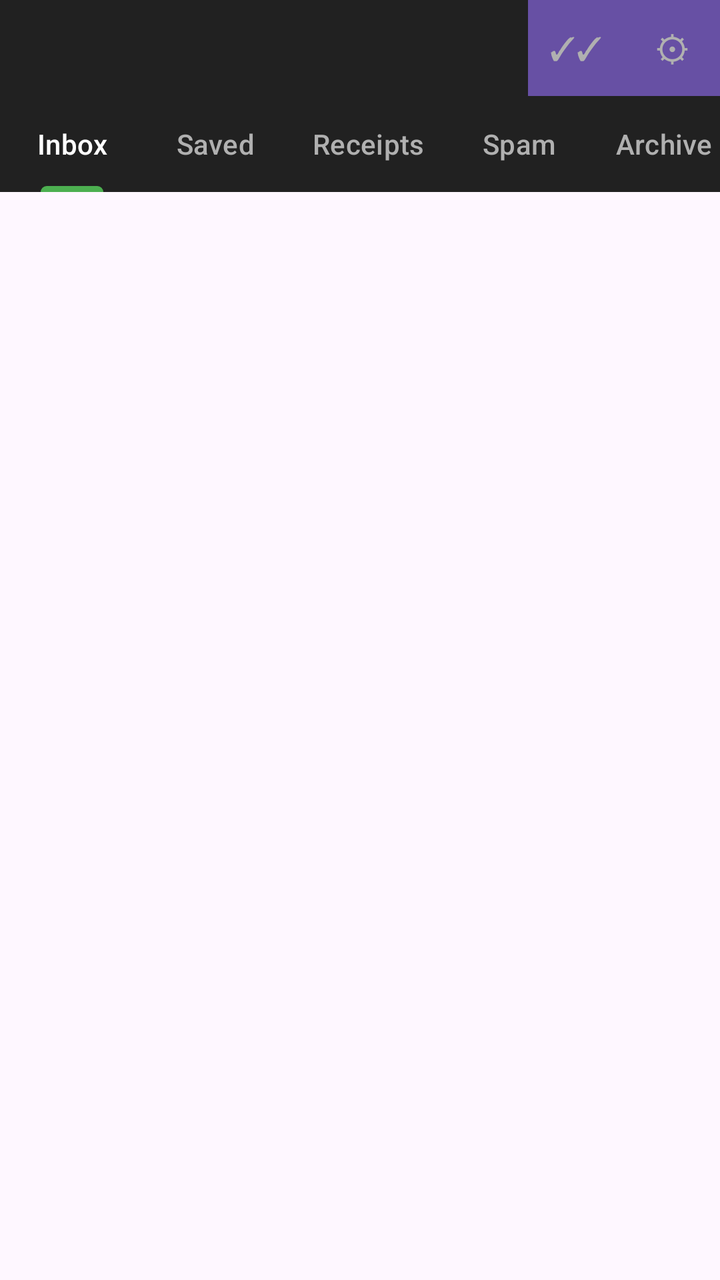
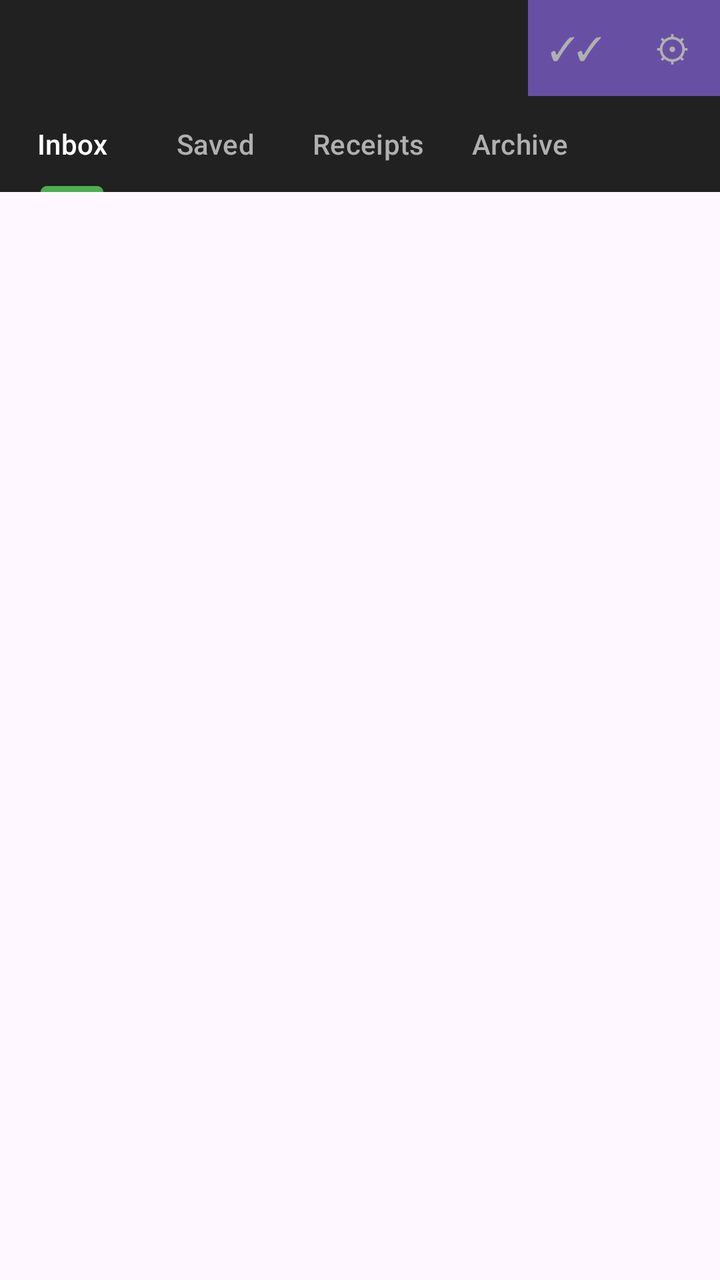

Two renders of the same Android screen: before a commit and after it. Below are the layout's source before the change and the commit's diff.
<!-- AndroidManifest.xml: application theme Theme.Material3.DayNight -->
<!-- res/layout/activity_main.xml -->
<?xml version="1.0" encoding="utf-8"?>
<RelativeLayout xmlns:android="http://schemas.android.com/apk/res/android"
    xmlns:app="http://schemas.android.com/apk/res-auto"
    android:layout_width="match_parent"
    android:layout_height="match_parent">

    
    <RelativeLayout
        android:id="@+id/buttonRowContainer"
        android:layout_width="match_parent"
        android:layout_height="48dp"
        android:layout_alignParentTop="true"
        android:background="#212121">

        <Button
            android:id="@+id/markAllReadButton"
            android:layout_width="48dp"
            android:layout_height="48dp"
            android:layout_toStartOf="@+id/settingsButton"
            android:layout_centerVertical="true"
            android:text="✓✓"
            android:textSize="16sp"
            android:background="#212121"
            android:textColor="#B0B0B0"
            style="?android:attr/borderlessButtonStyle"
            android:minWidth="0dp"
            android:minHeight="0dp"
            android:padding="0dp" />

        <Button
            android:id="@+id/settingsButton"
            android:layout_width="48dp"
            android:layout_height="48dp"
            android:layout_alignParentEnd="true"
            android:layout_centerVertical="true"
            android:text="⚙"
            android:textSize="18sp"
            android:background="#212121"
            android:textColor="#B0B0B0"
            style="?android:attr/borderlessButtonStyle"
            android:minWidth="0dp"
            android:minHeight="0dp"
            android:padding="0dp" />

    </RelativeLayout>

    
    <com.google.android.material.tabs.TabLayout
        android:id="@+id/tabLayout"
        android:layout_width="match_parent"
        android:layout_height="wrap_content"
        android:layout_below="@id/buttonRowContainer"
        android:background="#212121"
        app:tabTextColor="#B0B0B0"
        app:tabSelectedTextColor="#FFFFFF"
        app:tabIndicatorColor="#4CAF50"
        app:tabMode="scrollable"
        app:tabMaxWidth="0dp">

        <com.google.android.material.tabs.TabItem
            android:layout_width="wrap_content"
            android:layout_height="wrap_content"
            android:text="Inbox" />

        <com.google.android.material.tabs.TabItem
            android:layout_width="wrap_content"
            android:layout_height="wrap_content"
            android:text="Saved" />

        <com.google.android.material.tabs.TabItem
            android:layout_width="wrap_content"
            android:layout_height="wrap_content"
            android:text="Receipts" />

        <com.google.android.material.tabs.TabItem
            android:layout_width="wrap_content"
            android:layout_height="wrap_content"
            android:text="Spam" />

        <com.google.android.material.tabs.TabItem
            android:layout_width="wrap_content"
            android:layout_height="wrap_content"
            android:text="Archive" />

    </com.google.android.material.tabs.TabLayout>

    
    <TextView
        android:id="@+id/statusText"
        android:layout_width="0dp"
        android:layout_height="0dp"
        android:visibility="gone" />

    
    <Button
        android:id="@+id/clearButton"
        android:layout_width="0dp"
        android:layout_height="0dp"
        android:visibility="gone" />

    
    <com.google.android.material.floatingactionbutton.FloatingActionButton
        android:id="@+id/deleteButton"
        android:layout_width="wrap_content"
        android:layout_height="wrap_content"
        android:layout_alignParentEnd="true"
        android:layout_alignParentBottom="true"
        android:layout_margin="16dp"
        android:src="@android:drawable/ic_menu_delete"
        app:tint="@android:color/white"
        app:backgroundTint="#F44336"
        android:contentDescription="Delete selected"
        android:visibility="gone" />

    <androidx.recyclerview.widget.RecyclerView
        android:id="@+id/recyclerView"
        android:layout_width="match_parent"
        android:layout_height="match_parent"
        android:layout_below="@id/tabLayout"
        android:clipToPadding="false"
        android:padding="8dp" />

</RelativeLayout>
<!-- resources referenced by this layout -->
<resources>

</resources>

<!-- the commit's change to res/layout/activity_main.xml (unified diff, before → after) -->
@@ -75,14 +75,45 @@
         <com.google.android.material.tabs.TabItem
             android:layout_width="wrap_content"
             android:layout_height="wrap_content"
-            android:text="Spam" />
-
-        <com.google.android.material.tabs.TabItem
-            android:layout_width="wrap_content"
-            android:layout_height="wrap_content"
             android:text="Archive" />
 
     </com.google.android.material.tabs.TabLayout>
+
+    
+    <LinearLayout
+        android:id="@+id/archiveSubfolderRow"
+        android:layout_width="match_parent"
+        android:layout_height="40dp"
+        android:layout_below="@id/tabLayout"
+        android:orientation="horizontal"
+        android:background="#2A2A2A"
+        android:paddingStart="16dp"
+        android:paddingEnd="16dp"
+        android:visibility="gone">
+
+        <Button
+            android:id="@+id/archiveAllButton"
+            android:layout_width="0dp"
+            android:layout_height="match_parent"
+            android:layout_weight="1"
+            android:text="All"
+            android:textSize="14sp"
+            android:background="?android:attr/selectableItemBackground"
+            android:textColor="#B0B0B0"
+            style="?android:attr/borderlessButtonStyle" />
+
+        <Button
+            android:id="@+id/archiveSpamButton"
+            android:layout_width="0dp"
+            android:layout_height="match_parent"
+            android:layout_weight="1"
+            android:text="Spam"
+            android:textSize="14sp"
+            android:background="?android:attr/selectableItemBackground"
+            android:textColor="#B0B0B0"
+            style="?android:attr/borderlessButtonStyle" />
+
+    </LinearLayout>
 
     
     <TextView
@@ -116,7 +147,7 @@
         android:id="@+id/recyclerView"
         android:layout_width="match_parent"
         android:layout_height="match_parent"
-        android:layout_below="@id/tabLayout"
+        android:layout_below="@id/archiveSubfolderRow"
         android:clipToPadding="false"
         android:padding="8dp" />
 
